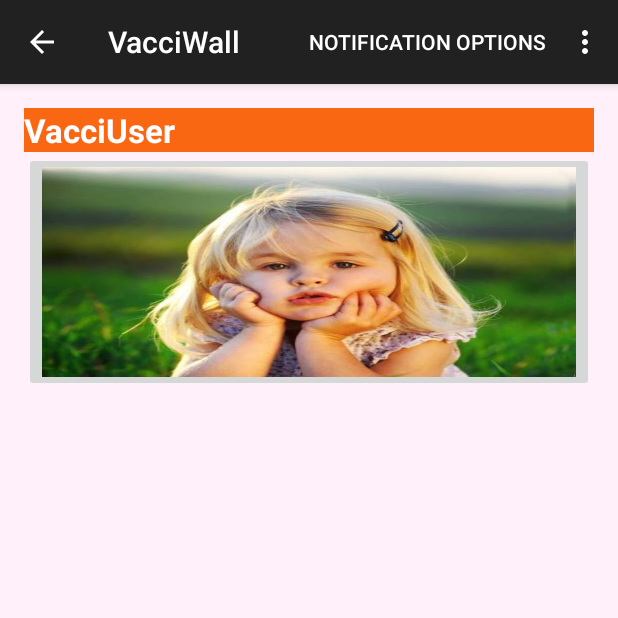
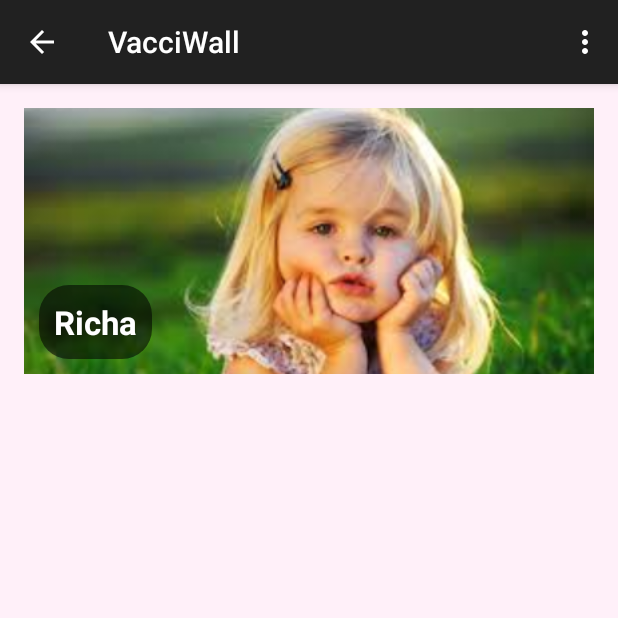
Before and after one commit to RichaKhandelwal/VacciKaranApp-1, an Android app: the VacciWall screen opened directly, with no data from a screen before it, on a phone screen of 412 x 824 dp, the top half of it. Run offline under Robolectric (Android 15) with nearby library versions, the phone set to English and light mode, and no system bars; 4 statements that could not run were skipped.

Commit message:
change made

```diff
--- a/app/src/main/res/layout/activity_vacci_wall.xml
+++ b/app/src/main/res/layout/activity_vacci_wall.xml
@@ -6,35 +6,62 @@
     android:paddingBottom="@dimen/activity_vertical_margin" tools:context=".VacciWall"
     android:background="#fffff0f9">
 
-    <TextView
+    <ScrollView
+        android:layout_width="match_parent"
+        android:layout_height="match_parent"
+        android:id="@+id/scrollView4"
+        android:layout_alignParentBottom="true"
+        android:layout_alignParentLeft="true"
+        android:layout_alignParentStart="true" >
+
+        <LinearLayout
+            android:layout_width="match_parent"
+            android:layout_height="match_parent"
+            android:layout_gravity = "top"
+            android:orientation="vertical"
+            android:gravity="top"
+            android:weightSum="1">
+    <RelativeLayout
+        android:layout_width="match_parent"
+        android:layout_height="match_parent">
+
+            <ImageView
                 android:layout_width="match_parent"
                 android:layout_height="wrap_content"
-        android:textAppearance="?android:attr/textAppearanceLarge"
-        android:text="VacciUser"
-        android:id="@+id/susername"
+                android:id="@+id/imageView2"
                 android:layout_alignParentTop="true"
                 android:layout_alignParentLeft="true"
                 android:layout_alignParentStart="true"
-        android:background="#fffa6713"
-        android:textColor="#fffefdff"
-        android:textStyle="bold" />
+                android:src="@drawable/profile"
+                android:scaleType="centerCrop" />
 
-    <ImageButton
-        android:layout_width="match_parent"
-        android:layout_height="160dp"
-        android:id="@+id/imageButton"
-        android:layout_below="@+id/susername"
-        android:src="@drawable/svacciwallbaby"
-        android:scaleType="fitXY"
-        android:layout_alignParentLeft="true"
-        android:layout_alignParentStart="true" />
-
+            <TextView
+                android:layout_width="wrap_content"
+                android:layout_height="wrap_content"
+                android:textAppearance="?android:attr/textAppearanceLarge"
+                android:text="Richa"
+                android:id="@+id/textView"
+                android:layout_alignParentTop="false"
+                android:layout_alignParentLeft="false"
+                android:layout_alignParentStart="false"
+                android:gravity="bottom|left"
+                android:textStyle="bold"
+                android:autoText="false"
+                android:layout_alignBottom="@+id/imageView2"
+                android:layout_marginLeft="10dp"
+                android:layout_marginBottom="10dp"
+                android:background="@drawable/name_background"
+                android:padding="10dp"
+                android:textColor="#ffffffff" />
+    </RelativeLayout>
             <ListView
                 android:layout_width="wrap_content"
                 android:layout_height="wrap_content"
                 android:id="@+id/posts"
-        android:layout_below="@+id/imageButton"
+                android:layout_below="@+id/imageView2"
                 android:layout_alignParentRight="true"
                 android:layout_alignParentEnd="true"
                 android:layout_alignParentBottom="true" />
+        </LinearLayout>
+    </ScrollView>
 </RelativeLayout>
--- a/app/src/main/res/menu/menu_home.xml
+++ b/app/src/main/res/menu/menu_home.xml
@@ -1,37 +1,42 @@
 <menu xmlns:android="http://schemas.android.com/apk/res/android"
     xmlns:app="http://schemas.android.com/apk/res-auto"
-    xmlns:tools="http://schemas.android.com/tools" tools:context=".HomeActivity">
-    <item android:id="@+id/action_notificationsettings" android:title="Notification Options"
-        android:orderInCategory="100" app:showAsAction="always" />
+    xmlns:tools="http://schemas.android.com/tools"
+    tools:context=".HomeActivity">
+    <item
+        android:id="@+id/action_notificationsettings"
+        android:title="Notification Settings"
+        android:orderInCategory="100"
+        app:showAsAction="never" />
     <item
         android:id="@+id/action_profile"
-        android:orderInCategory="200"
+        android:orderInCategory="100"
         android:title="Profile"
-        app:showAsAction="ifRoom"/>
+        app:showAsAction="never" />
+
+    <item
+        android:id="@+id/action_changePassword"
+        android:orderInCategory="100"
+        android:title="Change Password"
+        app:showAsAction="never" />
+    <item
+        android:id="@+id/action_changeNumber"
+        android:orderInCategory="100"
+        android:title="Change Number"
+        app:showAsAction="never" />
+    <item
+        android:id="@+id/action_about_us"
+        android:orderInCategory="100"
+        android:title="About Us"
+        app:showAsAction="never" />
+    <item
+        android:id="@+id/action_about_app"
+        android:orderInCategory="100"
+        android:title="About App"
+        app:showAsAction="never" />
     <item
         android:id="@+id/action_signOut"
-        android:orderInCategory="700"
+        android:orderInCategory="100"
         android:title="SIgn Out"
-        app:showAsAction="ifRoom"/>
-    <item
-        android:id="@+id/action_changePassword"
-        android:orderInCategory="300"
-        android:title="Change Password"
-        app:showAsAction="ifRoom"/>
-    <item
-        android:id="@+id/action_changeNumber"
-        android:orderInCategory="400"
-        android:title="Change Number"
-        app:showAsAction="ifRoom" />
-    <item
-        android:id="@+id/action_about_us"
-        android:title="About Us"
-        app:showAsAction="ifRoom"
-        android:orderInCategory="600"
-        />
-    <item
-        android:id="@+id/action_about_app"
-        android:title="About App"
-        android:orderInCategory="500"
-        app:showAsAction="ifRoom" />
+        app:showAsAction="never" />
+
 </menu>
```
Also changed, not shown: app/src/main/AndroidManifest.xml (+24 -0 lines), app/src/main/java/richa/osahub/com/vaccikaranapp/AboutUsActivity.java (added, +38 -0 lines), app/src/main/java/richa/osahub/com/vaccikaranapp/ChangeNumber.java (added, +90 -0 lines), app/src/main/java/richa/osahub/com/vaccikaranapp/ChangePassword.java (added, +80 -0 lines), app/src/main/java/richa/osahub/com/vaccikaranapp/HomeActivity.java (+43 -2 lines), app/src/main/java/richa/osahub/com/vaccikaranapp/Register.java (+14 -2 lines), app/src/main/res/layout-land/fragment_home_page.xml (+3 -7 lines), app/src/main/res/layout/activity_change_password.xml (added, +51 -0 lines), app/src/main/res/layout/activity_register.xml (+19 -3 lines), app/src/main/res/layout/activiy_change_number.xml (added, +41 -0 lines), app/src/main/res/layout/fragment_home_page.xml (+8 -7 lines), app/src/main/res/layout/layout.xml (+7 -6 lines), app/src/main/res/drawable/eye.png (added), app/src/main/res/drawable/locate.jpg (deleted), 2 more files. Lines whose indentation alone changed are shown as unchanged.
